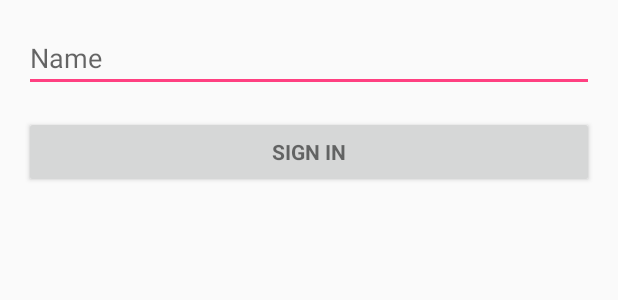
After one commit to singhh213/marauders-map, an Android app: the layout activity_login.xml on its own in the app's theme, with its tools: preview values and no code run, on a phone screen of 412 x 824 dp. The commit adds this screen. Shown: the top 300 px of the screen. Run offline under Robolectric (Android 15) with nearby library versions, the phone set to English and light mode, and no system bars.

Commit message:
got it to save just a name to my firebase url

```diff
--- a/maraudersmap/app/build.gradle
+++ b/maraudersmap/app/build.gradle
@@ -31,6 +31,6 @@ dependencies {
     testCompile 'junit:junit:4.12'
     compile 'com.android.support:appcompat-v7:23.1.1'
     compile 'com.android.support:design:23.1.1'
-    compile 'com.google.android.gms:play-services:8.4.0'
+    compile 'com.google.android.gms:play-services-location:8.4.0'
     compile 'com.firebase:firebase-client-android:2.5.2+'
 }
--- a/maraudersmap/app/src/main/java/edu/uw/singhh17/maraudersmap/MainActivity.java
+++ b/maraudersmap/app/src/main/java/edu/uw/singhh17/maraudersmap/MainActivity.java
@@ -3,9 +3,6 @@ package edu.uw.singhh17.maraudersmap;
 import android.content.Intent;
 import android.os.Bundle;
 import android.provider.CalendarContract;
-import android.support.design.widget.FloatingActionButton;
-import android.support.design.widget.Snackbar;
-import android.view.View;
 import android.support.design.widget.NavigationView;
 import android.support.v4.view.GravityCompat;
 import android.support.v4.widget.DrawerLayout;
--- /dev/null
+++ b/maraudersmap/app/src/main/res/layout/activity_login.xml
@@ -0,0 +1,30 @@
+<?xml version="1.0" encoding="utf-8"?>
+<LinearLayout xmlns:android="http://schemas.android.com/apk/res/android"
+    xmlns:tools="http://schemas.android.com/tools"
+    android:layout_width="match_parent"
+    android:layout_height="match_parent"
+    android:paddingBottom="@dimen/activity_vertical_margin"
+    android:paddingLeft="@dimen/activity_horizontal_margin"
+    android:paddingRight="@dimen/activity_horizontal_margin"
+    android:paddingTop="@dimen/activity_vertical_margin"
+    tools:context="edu.uw.singhh17.maraudersmap.LoginActivity"
+    android:orientation="vertical">
+
+    <EditText
+        android:id="@+id/name"
+        android:layout_width="match_parent"
+        android:layout_height="wrap_content"
+        android:hint="Name"
+        android:maxLines="1"
+        android:singleLine="true" />
+
+    <Button
+        android:id="@+id/signIn"
+        style="?android:textAppearanceSmall"
+        android:layout_width="match_parent"
+        android:layout_height="wrap_content"
+        android:layout_marginTop="16dp"
+        android:text="Sign in"
+        android:onClick="authenticate"
+        android:textStyle="bold" />
+</LinearLayout>
```
Also changed, not shown: maraudersmap/app/src/main/AndroidManifest.xml (+15 -8 lines), maraudersmap/app/src/main/java/edu/uw/singhh17/maraudersmap/LoginActivity.java (added, +57 -0 lines), maraudersmap/app/src/main/java/edu/uw/singhh17/maraudersmap/UserDetail.java (+14 -0 lines), maraudersmap/app/src/main/res/values/strings.xml (+14 -0 lines).
